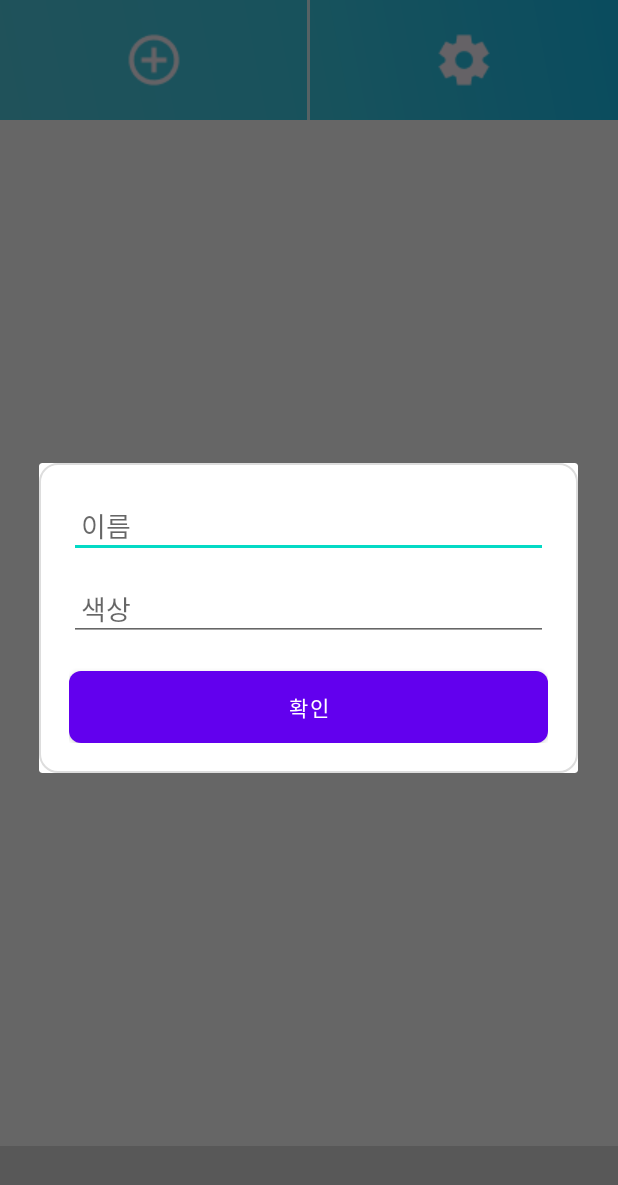
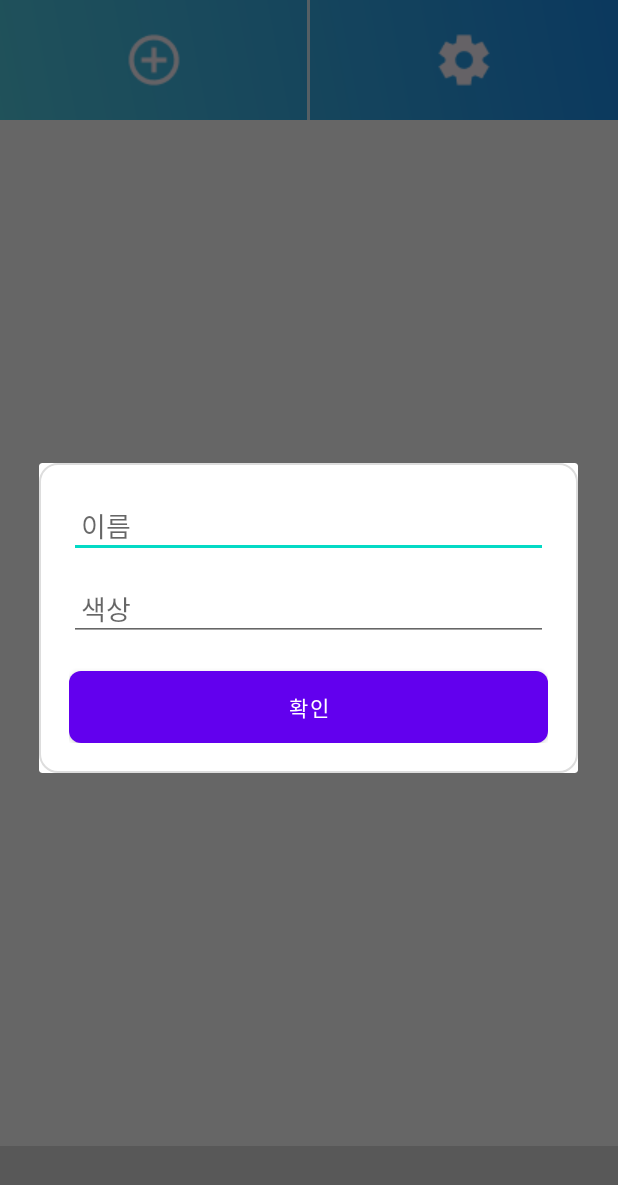
Before and after one commit to LibrumLego/Clicker, an Android app: the screen it shows after launch (MainActivity), after a tap on "추가 버튼", on a phone screen of 412 x 824 dp. Shown: the top 1185 px of the screen. Run offline under Robolectric (Android 15) with nearby library versions, the phone set to English and light mode, and no system bars.

Commit message:
메인화면 그라데이션 수정

```diff
--- a/app/src/main/java/com/clicker/MainActivity.kt
+++ b/app/src/main/java/com/clicker/MainActivity.kt
@@ -11,7 +11,6 @@ import androidx.appcompat.app.AppCompatActivity
 
 class MainActivity : AppCompatActivity() {
 
-    // ✅ 클릭 가능한 상태를 추적하는 플래그를 추가합니다.
     private var isClickable = true
 
     override fun onCreate(savedInstanceState: Bundle?) {
--- a/app/src/main/res/drawable/topbar_gradient.xml
+++ b/app/src/main/res/drawable/topbar_gradient.xml
@@ -5,7 +5,6 @@
     <gradient
         android:angle="45"
         android:startColor="#51CDE3"
-        android:centerColor="#3CCFE8"
-        android:endColor="#18BEED"
+        android:endColor="#1B8EED"
         android:type="linear"/>
 </shape>
```
